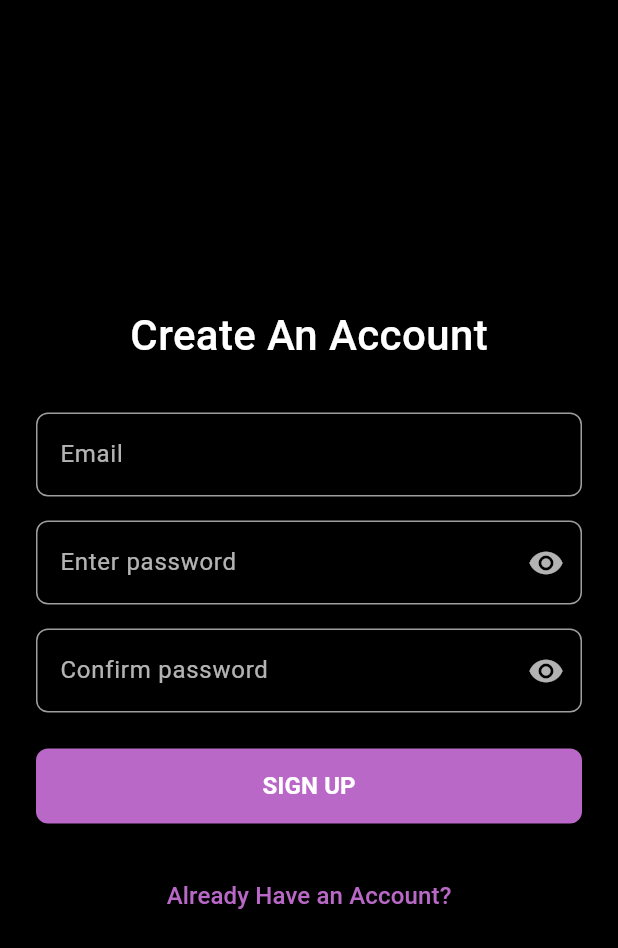
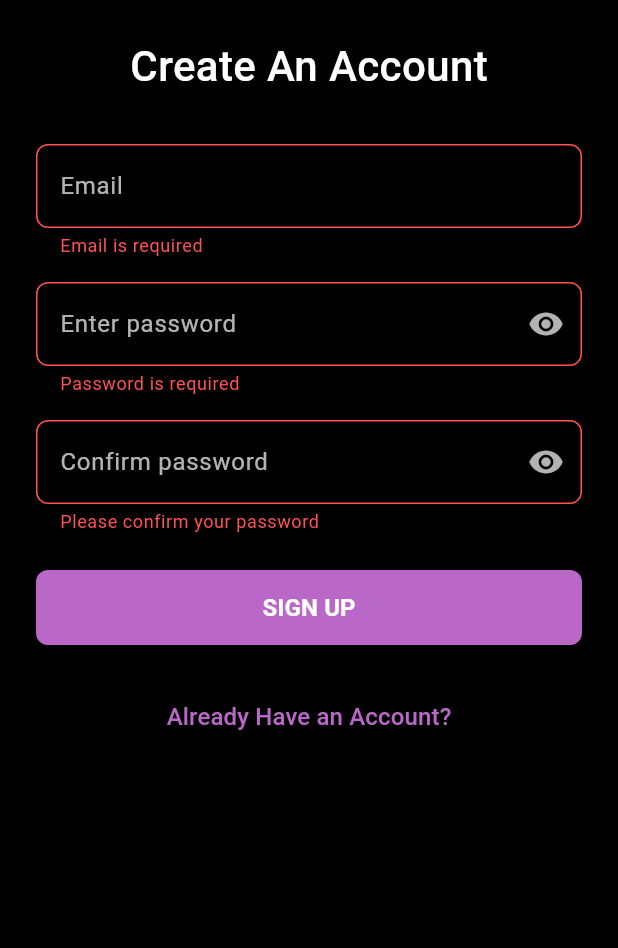
Before and after one commit to keeghan/firenote_2, a Flutter app: the SignUpScreen screen opened directly, after a tap on "SIGN UP", on a phone screen of 412 x 824 dp. Shown: the top 948 px of the screen. Run offline on Flutter 3.47's test engine with Material 3 defaults, Android fonts, the light colour scheme and no system bars; our stand-ins replace firebase_auth, firebase_core, shared_preferences; accounts and stored records are empty.

Commit message:
feat: added form validation to authpages

```diff
--- a/lib/ui/sign_up_screen.dart
+++ b/lib/ui/sign_up_screen.dart
@@ -2,6 +2,7 @@ import 'package:firenote_2/ui/widgets/auth_button.dart';
 import 'package:firenote_2/ui/widgets/auth_passwordfield.dart';
 import 'package:firenote_2/ui/widgets/auth_textbutton.dart';
 import 'package:firenote_2/ui/widgets/auth_textfield.dart';
+import 'package:firenote_2/utils/utils.dart';
 import 'package:flutter/material.dart';
 
 class SignUpScreen extends StatefulWidget {
@@ -18,10 +19,21 @@ class _SignUpScreenState extends State<SignUpScreen> {
   final _passwordController = TextEditingController();
   final _confirmationController = TextEditingController();
 
+  String? _emailError;
+  String? _passwordError;
+  String? _confirmationError;
+
+  void _handleSignUp() {
+    if (isFormValid()) {
+      // TODO: Implement signup logic
+    }
+  }
+
   @override
   void dispose() {
     _emailController.dispose();
     _passwordController.dispose();
+    _confirmationController.dispose();
     super.dispose();
   }
 
@@ -30,6 +42,7 @@ class _SignUpScreenState extends State<SignUpScreen> {
     return Scaffold(
       backgroundColor: Colors.black,
       body: SafeArea(
+        child: SingleChildScrollView(
           child: Padding(
             padding: const EdgeInsets.all(24.0),
             child: Column(
@@ -44,27 +57,36 @@ class _SignUpScreenState extends State<SignUpScreen> {
                   ),
                 ),
 
-              //Email
+                // Email
                 const SizedBox(height: 32),
-              AuthTextField(textEditingController: _emailController, hintText: "Email"),
+                AuthTextField(
+                  textEditingController: _emailController,
+                  hintText: "Email",
+                  errorText: _emailError,
+                  onChanged: validateEmail,
+                ),
 
-              //passowrd
+                // Password
                 const SizedBox(height: 16),
                 AuthPasswordField(
                   textEditingController: _passwordController,
                   hintText: 'Enter password',
                   obscureText: _obscureText,
+                  errorText: _passwordError,
+                  onChanged: validatePassword,
                   onVissibilityToggle: () {
                     setState(() => _obscureText = !_obscureText);
                   },
                 ),
 
-              //Password Confirmation
+                // Password Confirmation
                 const SizedBox(height: 16),
                 AuthPasswordField(
                   textEditingController: _confirmationController,
                   hintText: 'Confirm password',
                   obscureText: _obscureConfirmationText,
+                  errorText: _confirmationError,
+                  onChanged: validateConfirmation,
                   onVissibilityToggle: () {
                     setState(() => _obscureConfirmationText = !_obscureConfirmationText);
                   },
@@ -73,12 +95,10 @@ class _SignUpScreenState extends State<SignUpScreen> {
                 const SizedBox(height: 24),
                 AuthButton(
                   text: 'SIGN UP',
-                onButtonPress: () {
-                  //TODO: singup implementation
-                },
+                  onButtonPress: _handleSignUp,
                 ),
 
-              //SignUp Button
+                // Sign In Button
                 const SizedBox(height: 24),
                 AuthTextButton(
                   onButtonPress: () {
@@ -90,6 +110,55 @@ class _SignUpScreenState extends State<SignUpScreen> {
             ),
           ),
         ),
+      ),
     );
   }
+
+  //Validation Methods
+  void validateEmail(String? value) {
+    setState(() {
+      if (value == null || value.isEmpty) {
+        _emailError = 'Email is required';
+      } else if (!ValidationUtils.isValidEmail(value)) {
+        _emailError = 'Please enter a valid email';
+      } else {
+        _emailError = null;
       }
+    });
+  }
+
+  void validatePassword(String? value) {
+    setState(() {
+      if (value == null || value.isEmpty) {
+        _passwordError = 'Password is required';
+      } else if (value.length < 6) {
+        _passwordError = 'Password must be at least 6 characters';
+      } else {
+        _passwordError = null;
+      }
+
+      if (_confirmationController.text.isNotEmpty) {
+        validateConfirmation(_confirmationController.text);
+      }
+    });
+  }
+
+  void validateConfirmation(String? value) {
+    setState(() {
+      if (value == null || value.isEmpty) {
+        _confirmationError = 'Please confirm your password';
+      } else if (value != _passwordController.text) {
+        _confirmationError = 'Passwords do not match';
+      } else {
+        _confirmationError = null;
+      }
+    });
+  }
+
+  bool isFormValid() {
+    validateEmail(_emailController.text);
+    validatePassword(_passwordController.text);
+    validateConfirmation(_confirmationController.text);
+    return _emailError == null && _passwordError == null && _confirmationError == null;
+  }
+}
--- a/lib/ui/widgets/auth_passwordfield.dart
+++ b/lib/ui/widgets/auth_passwordfield.dart
@@ -5,13 +5,18 @@ class AuthPasswordField extends StatelessWidget {
   final String hintText;
   final bool obscureText;
   final VoidCallback onVissibilityToggle;
+  final String? errorText;
+  final void Function(String)? onChanged;
 
-  const AuthPasswordField(
-      {super.key,
-      required this.textEditingController,
-      required this.hintText,
-      required this.obscureText,
-      required this.onVissibilityToggle});
+  const AuthPasswordField({
+    super.key,
+    required this.textEditingController,
+    required this.hintText,
+    required this.obscureText,
+    required this.onVissibilityToggle,
+    this.errorText,
+    this.onChanged,
+  });
 
   @override
   Widget build(BuildContext context) {
@@ -19,8 +24,11 @@ class AuthPasswordField extends StatelessWidget {
       controller: textEditingController,
       obscureText: obscureText,
       style: const TextStyle(color: Colors.white),
+      onChanged: onChanged,
       decoration: InputDecoration(
         hintText: hintText,
+        errorText: errorText,
+        errorStyle: const TextStyle(color: Colors.redAccent),
         hintStyle: const TextStyle(color: Colors.white70),
         enabledBorder: OutlineInputBorder(
           borderRadius: BorderRadius.circular(8),
@@ -29,6 +37,14 @@ class AuthPasswordField extends StatelessWidget {
         focusedBorder: OutlineInputBorder(
           borderRadius: BorderRadius.circular(8),
           borderSide: BorderSide(color: Theme.of(context).colorScheme.primary, width: 2),
+        ),
+        errorBorder: OutlineInputBorder(
+          borderRadius: BorderRadius.circular(8),
+          borderSide: BorderSide(color: Colors.redAccent, width: 1),
+        ),
+        focusedErrorBorder: OutlineInputBorder(
+          borderRadius: BorderRadius.circular(8),
+          borderSide: BorderSide(color: Colors.redAccent, width: 2),
         ),
         suffixIcon: IconButton(
           icon: Icon(
--- a/lib/ui/widgets/auth_textfield.dart
+++ b/lib/ui/widgets/auth_textfield.dart
@@ -3,16 +3,27 @@ import 'package:flutter/material.dart';
 class AuthTextField extends StatelessWidget {
   final TextEditingController textEditingController;
   final String hintText;
+  final String? errorText;
+  final void Function(String)? onChanged;
 
-  const AuthTextField({super.key, required this.textEditingController, required this.hintText});
+  const AuthTextField({
+    super.key,
+    required this.textEditingController,
+    required this.hintText,
+    this.errorText,
+    this.onChanged,
+  });
 
   @override
   Widget build(BuildContext context) {
     return TextField(
       controller: textEditingController,
       style: const TextStyle(color: Colors.white),
+      onChanged: onChanged,
       decoration: InputDecoration(
         hintText: hintText,
+        errorText: errorText,
+        errorStyle: const TextStyle(color: Colors.redAccent),
         hintStyle: const TextStyle(color: Colors.white70),
         enabledBorder: OutlineInputBorder(
           borderRadius: BorderRadius.circular(8),
@@ -22,6 +33,14 @@ class AuthTextField extends StatelessWidget {
           borderRadius: BorderRadius.circular(8),
           borderSide: BorderSide(color: Theme.of(context).colorScheme.primary, width: 2),
         ),
+        errorBorder: OutlineInputBorder(
+          borderRadius: BorderRadius.circular(8),
+          borderSide: BorderSide(color: Colors.redAccent, width: 1),
+        ),
+        focusedErrorBorder: OutlineInputBorder(
+          borderRadius: BorderRadius.circular(8),
+          borderSide: BorderSide(color: Colors.redAccent, width: 2),
+        ),
       ),
     );
   }
--- /dev/null
+++ b/lib/utils/utils.dart
@@ -0,0 +1,18 @@
+import 'dart:convert';
+
+import 'package:crypto/crypto.dart';
+
+class Utils {
+  static String encryptPassword(String password) {
+    final bytes = utf8.encode(password);
+    final hash = sha256.convert(bytes);
+    return hash.toString();
+  }
+}
+
+
+class ValidationUtils {
+  static bool isValidEmail(String email) {
+    return RegExp(r'^[\w-\.]+@([\w-]+\.)+[\w-]{2,4}$').hasMatch(email);
+  }
+}
--- a/pubspec.yaml
+++ b/pubspec.yaml
@@ -13,6 +13,7 @@ dependencies:
   shared_preferences: ^2.3.5
   firebase_core: ^3.10.0
   firebase_auth: ^5.4.0
+  crypto: ^3.0.6
 
 dev_dependencies:
   flutter_test:
```
Also changed, not shown: lib/ui/sign_in_screen.dart (+52 -9 lines), pubspec.lock. Lines whose indentation alone changed are shown as unchanged.
